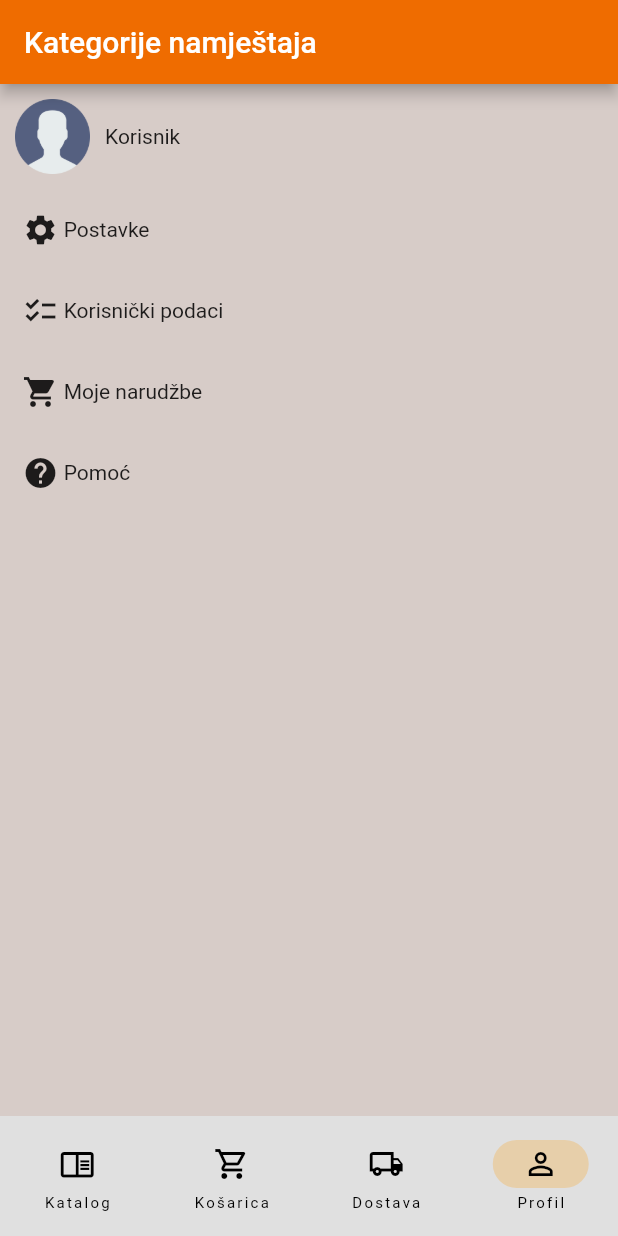
After one commit to AIR-FOI-HR/AIR2210, a Flutter app: the screen it shows after launch, item 4 of the bottom bar chosen, on a phone screen of 412 x 824 dp. The commit adds this screen. Run offline on Flutter 3.47's test engine with Material 2 defaults, Android fonts, the phone set to English and light mode, and no system bars.

Commit message:
Izrada pogleda profil i mijenjanje kartica home i profil

```diff
--- a/lib/main.dart
+++ b/lib/main.dart
@@ -1,5 +1,6 @@
 import 'package:flutter/material.dart';
 import 'package:test_app/home_page.dart';
+import 'package:test_app/profile.dart';
 
 void main() {
   runApp(const MyApp());
@@ -29,13 +30,19 @@ class _RootPage extends State<RootPage> {
   int currentPage = 0;
   @override
   Widget build(BuildContext context) {
+    final List<Widget> _children = [
+    HomePage(),
+    HomePage(),
+    HomePage(),
+    ProfilePage(),
+  ];
     return Scaffold(
       appBar: AppBar(
         title: const Text("Kategorije namještaja"),
         foregroundColor: Colors.white,
         backgroundColor: Colors.orange.shade800,
       ),
-      body: const HomePage(),
+      body:_children[currentPage],
       bottomNavigationBar: NavigationBar(
         backgroundColor: Colors.grey.shade300,
         destinations: const [
--- /dev/null
+++ b/lib/profile.dart
@@ -0,0 +1,80 @@
+import 'package:flutter/material.dart';
+
+class ProfilePage extends StatelessWidget {
+  const ProfilePage({super.key});
+
+  @override
+  Widget build(BuildContext context) {
+    return Scaffold(
+      backgroundColor: Colors.brown.shade100,
+      body: SingleChildScrollView(
+          child: Column(
+        mainAxisAlignment: MainAxisAlignment.start,
+        children: [
+          Row(
+            mainAxisAlignment: MainAxisAlignment.start,
+            children: [
+              Padding(
+                padding: const EdgeInsets.all(10.0),
+                child: Image.asset('images/user.png', height: 50, width: 50),
+              ),
+              const Text('Korisnik'),
+            ],
+          ),
+          Align(
+            alignment: Alignment.centerLeft,
+            child: Padding(
+              padding: const EdgeInsets.all(15.0),
+              child: Row(
+                mainAxisAlignment: MainAxisAlignment.start,
+                children: const [
+                  Icon(Icons.settings),
+                  Text(' Postavke'),
+                ],
+              ),
+            ),
+          ),
+          Align(
+            alignment: Alignment.centerLeft,
+            child: Padding(
+              padding: const EdgeInsets.all(15.0),
+              child: Row(
+                mainAxisAlignment: MainAxisAlignment.start,
+                children: const [
+                  Icon(Icons.checklist),
+                  Text(' Korisnički podaci'),
+                ],
+              ),
+            ),
+          ),
+          Align(
+            alignment: Alignment.centerLeft,
+            child: Padding(
+              padding: const EdgeInsets.all(15.0),
+              child: Row(
+                mainAxisAlignment: MainAxisAlignment.start,
+                children: const [
+                  Icon(Icons.shopping_cart),
+                  Text(' Moje narudžbe'),
+                ],
+              ),
+            ),
+          ),
+          Align(
+            alignment: Alignment.centerLeft,
+            child: Padding(
+              padding: const EdgeInsets.all(15.0),
+              child: Row(
+                mainAxisAlignment: MainAxisAlignment.start,
+                children: const [
+                  Icon(Icons.help),
+                  Text(' Pomoć'),
+                ],
+              ),
+            ),
+          ),
+        ],
+      )),
+    );
+  }
+}
```
Also changed, not shown: images/user.png (added).
